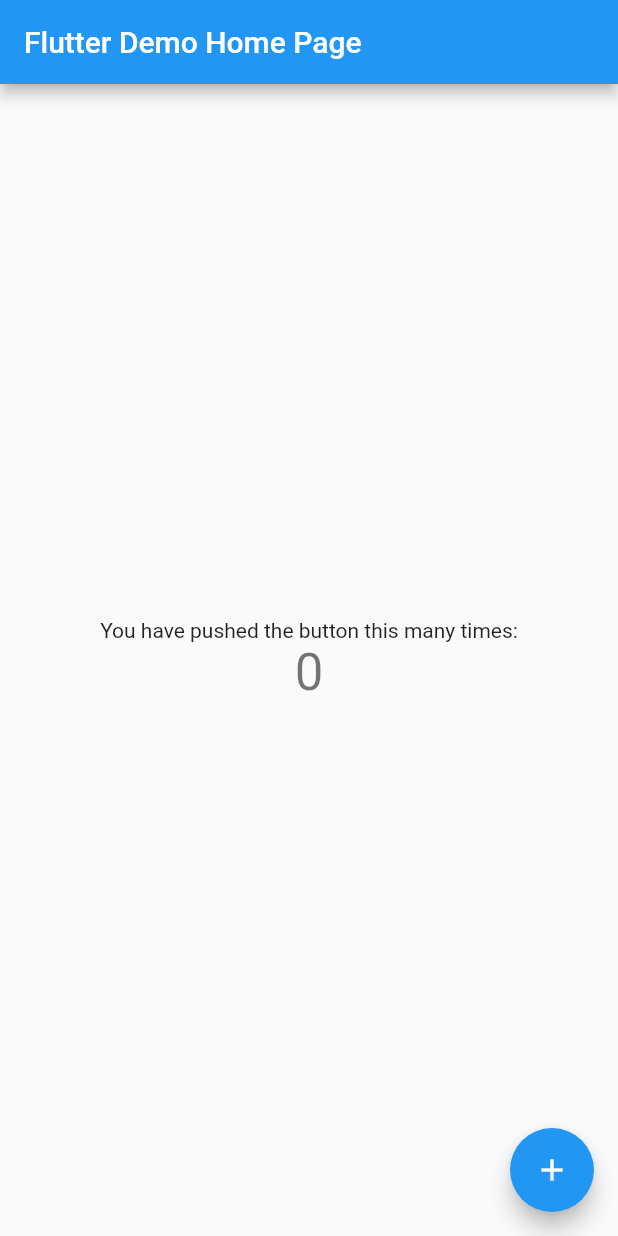
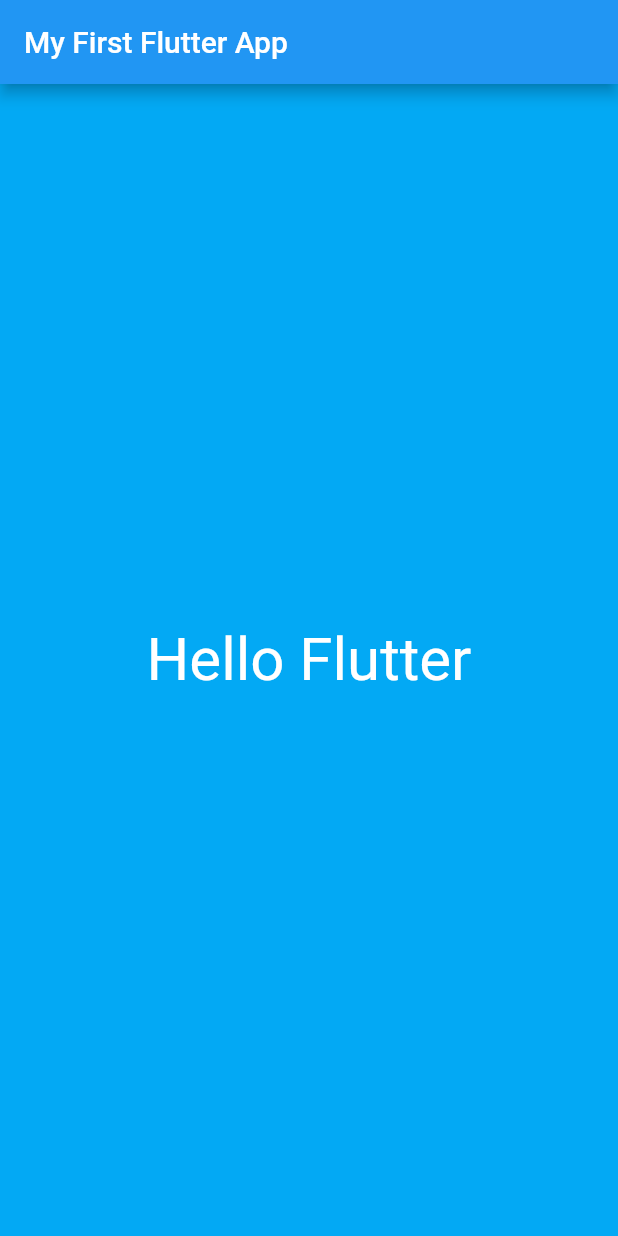
Before and after one commit to BlissDeveloper/FirstFlutterApp, a Flutter app: the screen it shows after launch, on a phone screen of 412 x 824 dp. Run offline on Flutter 3.47's test engine with Material 2 defaults, Android fonts, the phone set to English and light mode, and no system bars.

Commit message:
Cleaning of code

```diff
--- a/lib/main.dart
+++ b/lib/main.dart
@@ -1,111 +1,41 @@
-import 'package:flutter/material.dart';
+import "package:flutter/material.dart";
 
-void main() => runApp(MyApp());
+void main() {
+  //The app param holds all the widgets you will use
+  runApp(
+    MyFlutterApp()
+  );
+}
 
-class MyApp extends StatelessWidget {
-  // This widget is the root of your application.
+//To lessen the messy code, we need to have a child class of the StatelessWidget class
+
+class MyFlutterApp extends StatelessWidget {
   @override
   Widget build(BuildContext context) {
-    return MaterialApp(
-      title: 'Flutter Demo',
-      theme: ThemeData(
-        // This is the theme of your application.
-        //
-        // Try running your application with "flutter run". You'll see the
-        // application has a blue toolbar. Then, without quitting the app, try
-        // changing the primarySwatch below to Colors.green and then invoke
-        // "hot reload" (press "r" in the console where you ran "flutter run",
-        // or simply save your changes to "hot reload" in a Flutter IDE).
-        // Notice that the counter didn't reset back to zero; the application
-        // is not restarted.
-        primarySwatch: Colors.blue,
-      ),
-      home: MyHomePage(title: 'Flutter Demo Home Page'),
-    );
+    //MaterialApp WIdget
+    //Need a new instance of it
+    //Whole screen is the Material widget
+
+    Widget widget = MaterialApp(
+        title: "My First Flutter App",
+        debugShowCheckedModeBanner: false,
+        home: Scaffold(
+          //Scaffold enabled an appbar
+          appBar: AppBar(
+            title: Text("My First Flutter App"),
+            backgroundColor: Colors.blue,
+          ),
+          body: Material(
+            color: Colors.lightBlue,
+            child: Center(
+                child: Text(
+                  "Hello Flutter",
+                  textDirection: TextDirection.ltr,
+                  style: TextStyle(color: Colors.white, fontSize: 40.0),
+                )),
+          ),
+        ));
+
+    return widget;
   }
 }
-
-class MyHomePage extends StatefulWidget {
-  MyHomePage({Key key, this.title}) : super(key: key);
-
-  // This widget is the home page of your application. It is stateful, meaning
-  // that it has a State object (defined below) that contains fields that affect
-  // how it looks.
-
-  // This class is the configuration for the state. It holds the values (in this
-  // case the title) provided by the parent (in this case the App widget) and
-  // used by the build method of the State. Fields in a Widget subclass are
-  // always marked "final".
-
-  final String title;
-
-  @override
-  _MyHomePageState createState() => _MyHomePageState();
-}
-
-class _MyHomePageState extends State<MyHomePage> {
-  int _counter = 0;
-
-  void _incrementCounter() {
-    setState(() {
-      // This call to setState tells the Flutter framework that something has
-      // changed in this State, which causes it to rerun the build method below
-      // so that the display can reflect the updated values. If we changed
-      // _counter without calling setState(), then the build method would not be
-      // called again, and so nothing would appear to happen.
-      _counter++;
-    });
-  }
-
-  @override
-  Widget build(BuildContext context) {
-    // This method is rerun every time setState is called, for instance as done
-    // by the _incrementCounter method above.
-    //
-    // The Flutter framework has been optimized to make rerunning build methods
-    // fast, so that you can just rebuild anything that needs updating rather
-    // than having to individually change instances of widgets.
-    return Scaffold(
-      appBar: AppBar(
-        // Here we take the value from the MyHomePage object that was created by
-        // the App.build method, and use it to set our appbar title.
-        title: Text(widget.title),
-      ),
-      body: Center(
-        // Center is a layout widget. It takes a single child and positions it
-        // in the middle of the parent.
-        child: Column(
-          // Column is also a layout widget. It takes a list of children and
-          // arranges them vertically. By default, it sizes itself to fit its
-          // children horizontally, and tries to be as tall as its parent.
-          //
-          // Invoke "debug painting" (press "p" in the console, choose the
-          // "Toggle Debug Paint" action from the Flutter Inspector in Android
-          // Studio, or the "Toggle Debug Paint" command in Visual Studio Code)
-          // to see the wireframe for each widget.
-          //
-          // Column has various properties to control how it sizes itself and
-          // how it positions its children. Here we use mainAxisAlignment to
-          // center the children vertically; the main axis here is the vertical
-          // axis because Columns are vertical (the cross axis would be
-          // horizontal).
-          mainAxisAlignment: MainAxisAlignment.center,
-          children: <Widget>[
-            Text(
-              'You have pushed the button this many times:',
-            ),
-            Text(
-              '$_counter',
-              style: Theme.of(context).textTheme.display1,
-            ),
-          ],
-        ),
-      ),
-      floatingActionButton: FloatingActionButton(
-        onPressed: _incrementCounter,
-        tooltip: 'Increment',
-        child: Icon(Icons.add),
-      ), // This trailing comma makes auto-formatting nicer for build methods.
-    );
-  }
-}
```
